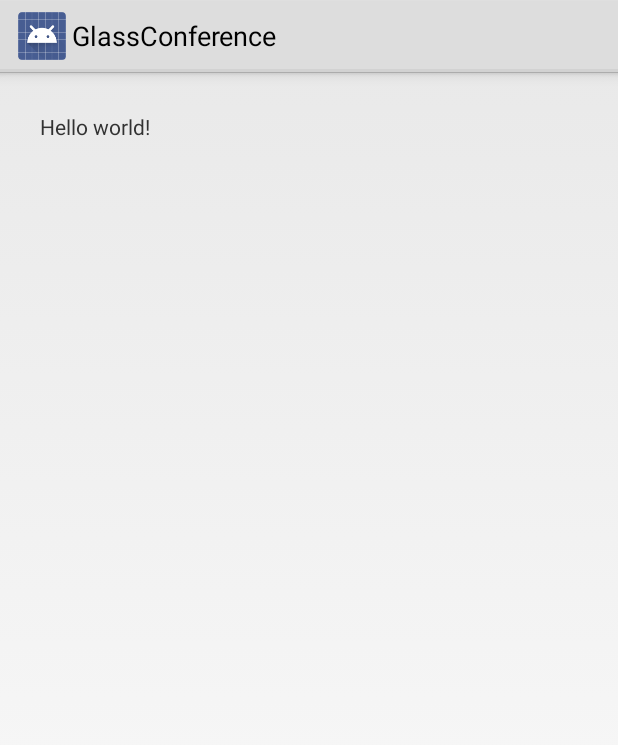
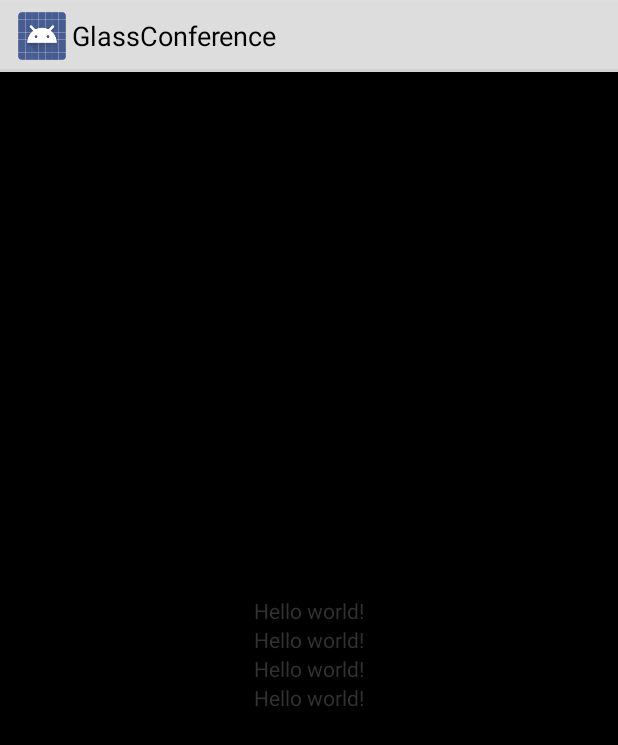
Before and after one commit to Jeffsul/conference-glass-app, an Android app: the layout live_card.xml on its own in the app's theme, with its tools: preview values and no code run, on a phone screen of 412 x 824 dp. Shown: the top 745 px of the screen. Run offline under Robolectric (Android 15) with nearby library versions, the phone set to English and light mode, and no system bars.

Commit message:
Added simple live card for location tracking
Testing location accuracy.

```diff
--- a/GlassConference/app/src/main/AndroidManifest.xml
+++ b/GlassConference/app/src/main/AndroidManifest.xml
@@ -1,6 +1,8 @@
 <?xml version="1.0" encoding="utf-8"?>
 <manifest xmlns:android="http://schemas.android.com/apk/res/android"
     package="com.syde461.group6.glassconference" >
+
+    <uses-permission android:name="android.permission.ACCESS_FINE_LOCATION" />
 
     <application
         android:allowBackup="true"
--- a/GlassConference/app/src/main/res/layout/live_card.xml
+++ b/GlassConference/app/src/main/res/layout/live_card.xml
@@ -1,13 +1,39 @@
-<RelativeLayout xmlns:android="http://schemas.android.com/apk/res/android"
-    xmlns:tools="http://schemas.android.com/tools"
+<FrameLayout
+    xmlns:android="http://schemas.android.com/apk/res/android"
     android:layout_width="match_parent"
     android:layout_height="match_parent"
-    android:padding="@dimen/card_margin"
-    tools:context=".LiveCardService">
+    android:background="@color/black" >
 
-    <TextView
+    <LinearLayout
         android:layout_width="wrap_content"
         android:layout_height="wrap_content"
-        android:text="@string/hello_world" />
+        android:layout_gravity="center"
+        android:orientation="vertical" >
 
-</RelativeLayout>
+        <TextView
+            android:id="@+id/lat"
+            android:layout_width="wrap_content"
+            android:layout_height="wrap_content"
+            android:text="@string/hello_world" />
+
+        <TextView
+            android:id="@+id/lng"
+            android:layout_width="wrap_content"
+            android:layout_height="wrap_content"
+            android:text="@string/hello_world" />
+
+        <TextView
+            android:id="@+id/accuracy"
+            android:layout_width="wrap_content"
+            android:layout_height="wrap_content"
+            android:text="@string/hello_world" />
+
+        <TextView
+            android:id="@+id/age"
+            android:layout_width="wrap_content"
+            android:layout_height="wrap_content"
+            android:text="@string/hello_world" />
+
+    </LinearLayout>
+
+</FrameLayout>
--- /dev/null
+++ b/GlassConference/app/src/main/res/values/colors.xml
@@ -0,0 +1,4 @@
+<?xml version="1.0" encoding="utf-8"?>
+<resources>
+    <color name="black">#ff000000</color>
+</resources>
```
Also changed, not shown: GlassConference/app/src/main/java/com/syde461/group6/glassconference/LiveCardService.java (+88 -11 lines), GlassConference/app/src/main/java/com/syde461/group6/glassconference/OrientationManager.java (added, +16 -0 lines).
